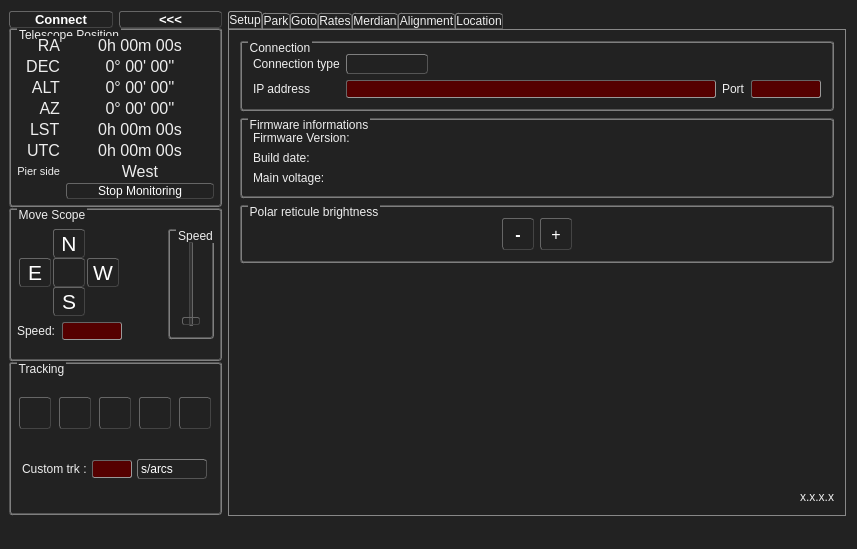
First picture: the form in ZeGotoControlCenter/zegotocontrolcenter.ui, repository ZeSly/ZeGotoControlCenter, before the edit.
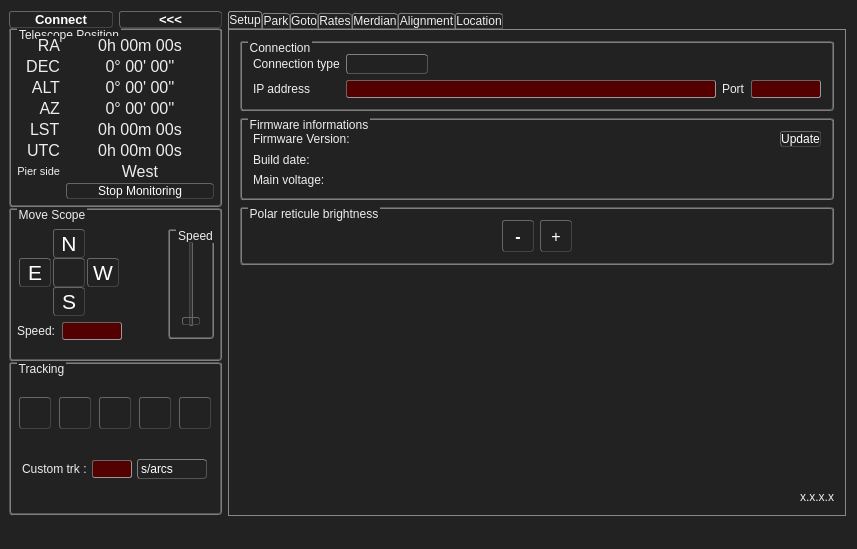
Second picture: the form after the edit. Icons and pictures are not drawn. Custom widgets are drawn as their Qt base class.

Commit message:
Add a Update button visible in USB only to call the bootloader for firmware update
Change coordinate refresh interval to 5s for USB

Patch:
```diff
--- a/ZeGotoControlCenter/zegotocontrolcenter.ui
+++ b/ZeGotoControlCenter/zegotocontrolcenter.ui
@@ -2401,10 +2401,7 @@
           <property name="title">
            <string>Firmware informations</string>
           </property>
-          <layout class="QFormLayout" name="formLayout_3">
-           <property name="fieldGrowthPolicy">
-            <enum>QFormLayout::AllNonFixedFieldsGrow</enum>
-           </property>
+          <layout class="QGridLayout" name="gridLayout_5">
            <item row="0" column="0">
             <widget class="QLabel" name="label_FirmwareVersion">
              <property name="text">
@@ -2425,10 +2422,16 @@
              </property>
             </widget>
            </item>
-           <item row="1" column="0">
-            <widget class="QLabel" name="label_BuildDate">
+           <item row="2" column="1">
+            <widget class="QLabel" name="label_MainVoltageValue">
+             <property name="font">
+              <font>
+               <weight>75</weight>
+               <bold>true</bold>
+              </font>
+             </property>
              <property name="text">
-              <string>Build date:</string>
+              <string/>
              </property>
             </widget>
            </item>
@@ -2452,16 +2455,23 @@
              </property>
             </widget>
            </item>
-           <item row="2" column="1">
-            <widget class="QLabel" name="label_MainVoltageValue">
-             <property name="font">
-              <font>
-               <weight>75</weight>
-               <bold>true</bold>
-              </font>
+           <item row="1" column="0">
+            <widget class="QLabel" name="label_BuildDate">
+             <property name="text">
+              <string>Build date:</string>
              </property>
+            </widget>
+           </item>
+           <item row="0" column="2">
+            <widget class="QPushButton" name="pushButton_Bootloader">
+             <property name="sizePolicy">
+              <sizepolicy hsizetype="Maximum" vsizetype="Fixed">
+               <horstretch>0</horstretch>
+               <verstretch>0</verstretch>
+              </sizepolicy>
+             </property>
              <property name="text">
-              <string/>
+              <string>Update</string>
              </property>
             </widget>
            </item>
```
The commit also changes 5 other files.
